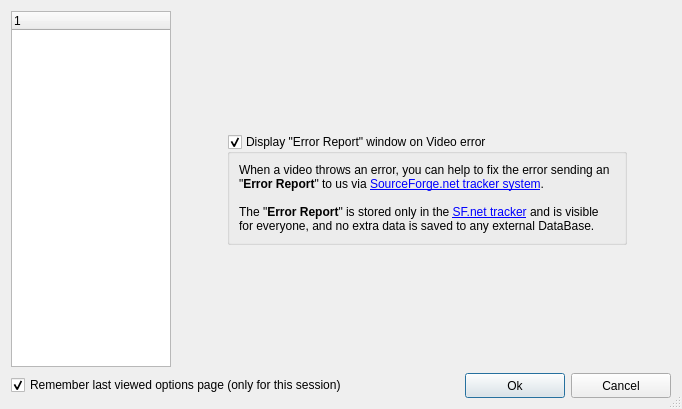
Above: ui/options.ui from ckorn/xvst before the change. Below: the same form after it.
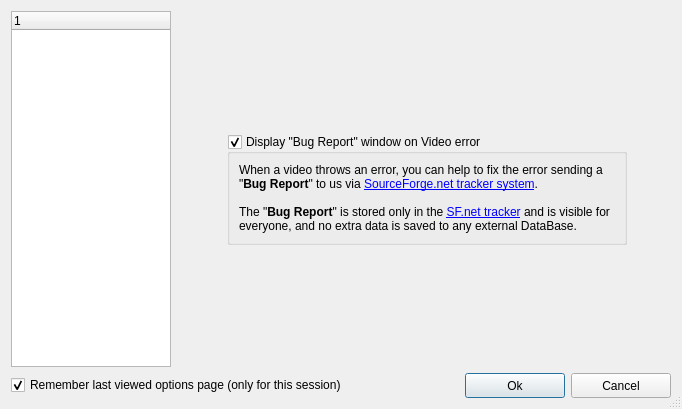
That is the form after the change. The open tabs and pages were chosen to show the change. Icons and pictures are not drawn.

Commit message: - Fixed bug (Error: the "Checking updates" closed by "X" didn't cancel the update process)

Patch:
```diff
--- a/ui/options.ui
+++ b/ui/options.ui
@@ -1296,7 +1296,7 @@
           </size>
          </property>
          <property name="title" >
-          <string>Display "Error Report" window on Video error</string>
+          <string>Display "Bug Report" window on Video error</string>
          </property>
          <property name="checkable" >
           <bool>true</bool>
@@ -1305,7 +1305,7 @@
           <item row="0" column="0" >
            <widget class="QLabel" name="lblErrorReportInfo" >
             <property name="text" >
-             <string>When a video throws an error, you can help to fix the error sending an "&lt;b>Error Report&lt;/b>" to us via &lt;a href="http://sourceforge.net/tracker/?group_id=205061&amp;atid=1037803">SourceForge.net tracker system&lt;/a>.&lt;br>&lt;br>The "&lt;b>Error Report&lt;/b>" is stored only in the &lt;a href="http://sourceforge.net/tracker/?group_id=205061">SF.net tracker&lt;/a> and is visible for everyone, and no extra data is saved to any external DataBase.</string>
+             <string>When a video throws an error, you can help to fix the error sending a "&lt;b>Bug Report&lt;/b>" to us via &lt;a href="http://sourceforge.net/tracker/?group_id=205061&amp;atid=1037803">SourceForge.net tracker system&lt;/a>.&lt;br>&lt;br>The "&lt;b>Bug Report&lt;/b>" is stored only in the &lt;a href="http://sourceforge.net/tracker/?group_id=205061">SF.net tracker&lt;/a> and is visible for everyone, and no extra data is saved to any external DataBase.</string>
             </property>
             <property name="wordWrap" >
              <bool>true</bool>
```
Left out of the diff: 2 changed lines with no effect on the pictures. The commit also changes 13 other files.
